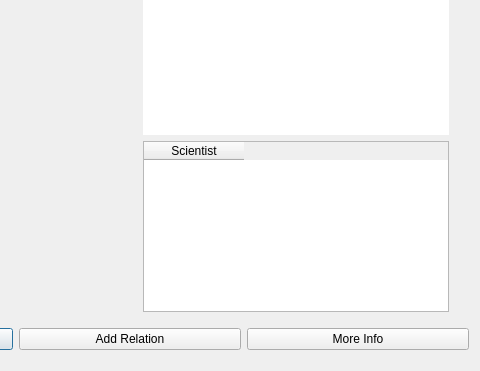
Above: computerwindow.ui from athenabjorg/sacr before the change; both pictures show x 220 to 700 and y 229 to 600 of the 700 by 600 pixel window. Below: the same form after it.
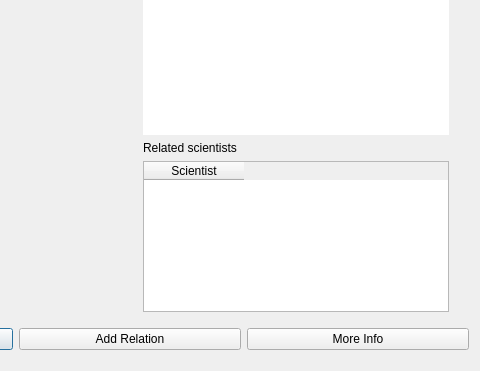
That is the form after the change. Icons and pictures are not drawn.

The edit to the form file:
```diff
--- a/computerwindow.ui
+++ b/computerwindow.ui
@@ -284,6 +284,13 @@
          </property>
         </widget>
        </item>
+       <item>
+        <widget class="QLabel" name="label">
+         <property name="text">
+          <string>Related scientists</string>
+         </property>
+        </widget>
+       </item>
        <item>
         <widget class="QTableWidget" name="relationTable">
          <property name="sizePolicy">
```
